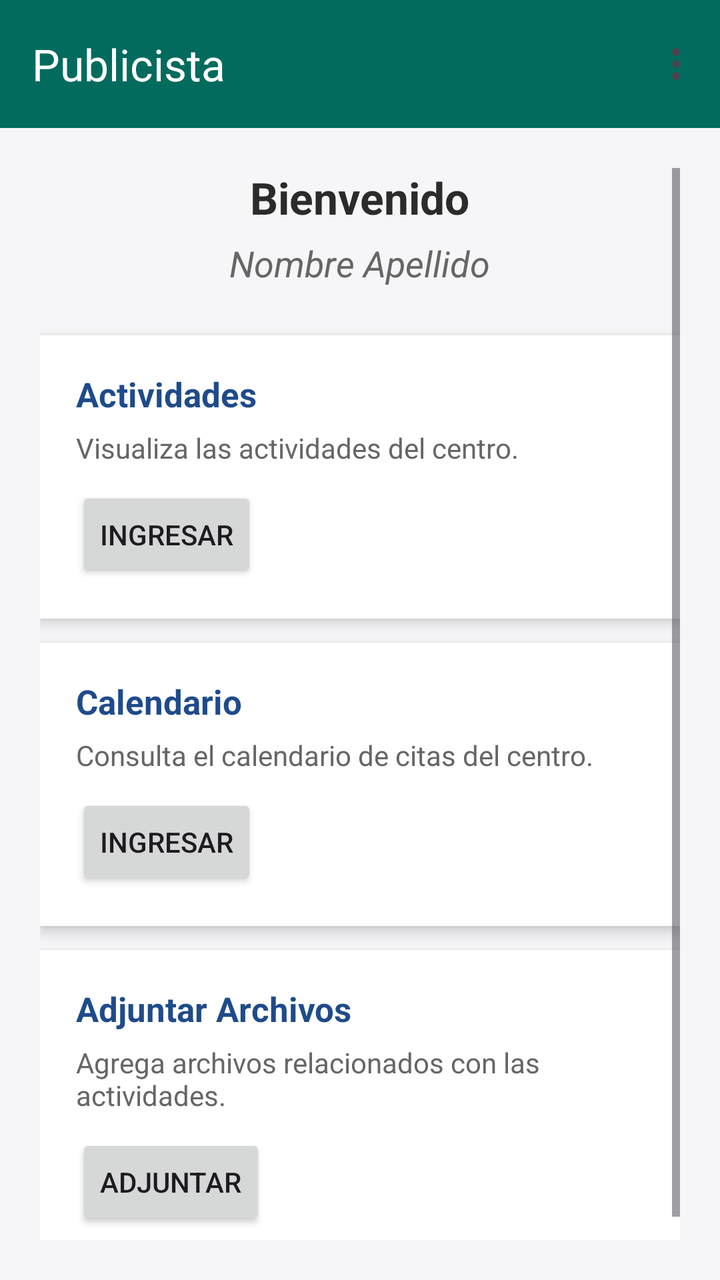
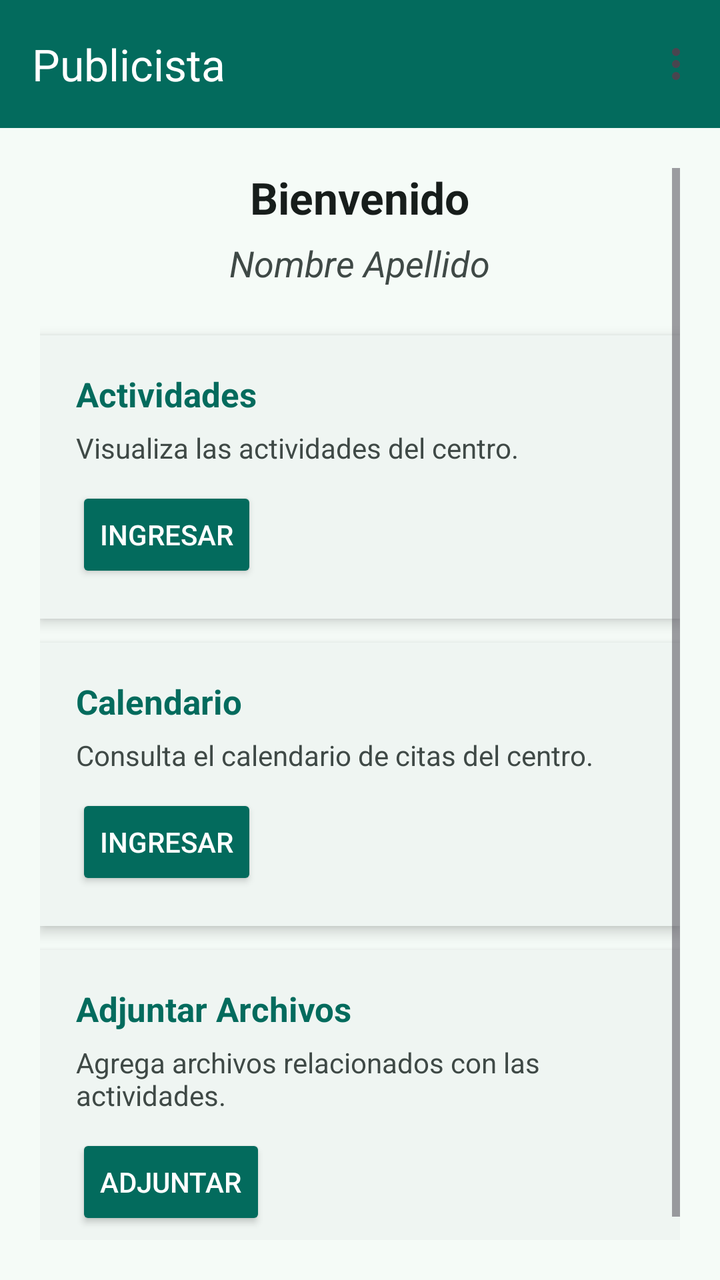

Compare the two renders of this Android layout. The source of the first and the diff that turns it into the second are given below.
<!-- AndroidManifest.xml: application theme AppTheme -->
<!-- res/layout/activity_publicista.xml -->
<?xml version="1.0" encoding="utf-8"?>
<LinearLayout xmlns:android="http://schemas.android.com/apk/res/android"
    xmlns:app="http://schemas.android.com/apk/res-auto"
    xmlns:tools="http://schemas.android.com/tools"
    android:layout_width="match_parent"
    android:layout_height="match_parent"
    android:orientation="vertical"
    android:fitsSystemWindows="true"
    tools:context=".publicista.PublicistaActivity">

    
    <com.google.android.material.appbar.AppBarLayout
        android:layout_width="match_parent"
        android:layout_height="wrap_content"
        android:fitsSystemWindows="true">

        <com.google.android.material.appbar.MaterialToolbar
            android:id="@+id/toolbar"
            android:layout_width="match_parent"
            android:layout_height="?attr/actionBarSize"
            android:background="@color/colorPrimary"
            android:elevation="4dp"
            app:title="Publicista"
            app:titleTextColor="@android:color/white"
            app:menu="@menu/menu_user_options" />

    </com.google.android.material.appbar.AppBarLayout>

    <ScrollView
        android:layout_width="match_parent"
        android:layout_height="match_parent"
        android:padding="20dp"
        android:background="#F6F6F8">

        <LinearLayout
            android:layout_width="match_parent"
            android:layout_height="wrap_content"
            android:orientation="vertical"
            android:gravity="center_horizontal">

            
            <TextView
                android:id="@+id/txtBienvenida"
                android:layout_width="wrap_content"
                android:layout_height="wrap_content"
                android:text="Bienvenido"
                android:textSize="22sp"
                android:textStyle="bold"
                android:textColor="#2B2B2B"
                android:paddingBottom="6dp"/>

            
            <TextView
                android:id="@+id/txtNombreUsuario"
                android:layout_width="wrap_content"
                android:layout_height="wrap_content"
                android:text="Nombre Apellido"
                android:textSize="18sp"
                android:textStyle="italic"
                android:textColor="#666666"
                android:paddingBottom="24dp"/>

            
            <LinearLayout
                android:id="@+id/cardActividades"
                android:layout_width="match_parent"
                android:layout_height="wrap_content"
                android:orientation="vertical"
                android:padding="18dp"
                android:layout_marginBottom="12dp"
                android:background="#FFFFFF"
                android:elevation="4dp">

                <TextView
                    android:layout_width="wrap_content"
                    android:layout_height="wrap_content"
                    android:text="Actividades"
                    android:textSize="17sp"
                    android:textStyle="bold"
                    android:textColor="#1F4B8B"/>

                <TextView
                    android:layout_width="wrap_content"
                    android:layout_height="wrap_content"
                    android:text="Visualiza las actividades del centro."
                    android:textSize="14sp"
                    android:textColor="#666666"
                    android:paddingTop="6dp"
                    android:paddingBottom="10dp"/>

                <Button
                    android:id="@+id/btnActividades"
                    android:layout_width="wrap_content"
                    android:layout_height="wrap_content"
                    android:text="Ingresar" />
            </LinearLayout>

            
            <LinearLayout
                android:id="@+id/cardCalendario"
                android:layout_width="match_parent"
                android:layout_height="wrap_content"
                android:orientation="vertical"
                android:padding="18dp"
                android:layout_marginBottom="12dp"
                android:background="#FFFFFF"
                android:elevation="4dp">

                <TextView
                    android:layout_width="wrap_content"
                    android:layout_height="wrap_content"
                    android:text="Calendario"
                    android:textSize="17sp"
                    android:textStyle="bold"
                    android:textColor="#1F4B8B"/>

                <TextView
                    android:layout_width="wrap_content"
                    android:layout_height="wrap_content"
                    android:text="Consulta el calendario de citas del centro."
                    android:textSize="14sp"
                    android:textColor="#666666"
                    android:paddingTop="6dp"
                    android:paddingBottom="10dp"/>

                <Button
                    android:id="@+id/btnCalendario"
                    android:layout_width="wrap_content"
                    android:layout_height="wrap_content"
                    android:text="Ingresar" />
            </LinearLayout>

            
            <LinearLayout
                android:id="@+id/cardAdjuntar"
                android:layout_width="match_parent"
                android:layout_height="wrap_content"
                android:orientation="vertical"
                android:padding="18dp"
                android:layout_marginBottom="20dp"
                android:background="#FFFFFF"
                android:elevation="4dp">

                <TextView
                    android:layout_width="wrap_content"
                    android:layout_height="wrap_content"
                    android:text="Adjuntar Archivos"
                    android:textSize="17sp"
                    android:textStyle="bold"
                    android:textColor="#1F4B8B"/>

                <TextView
                    android:layout_width="wrap_content"
                    android:layout_height="wrap_content"
                    android:text="Agrega archivos relacionados con las actividades."
                    android:textSize="14sp"
                    android:textColor="#666666"
                    android:paddingTop="6dp"
                    android:paddingBottom="10dp"/>

                <Button
                    android:id="@+id/btnAdjuntar"
                    android:layout_width="wrap_content"
                    android:layout_height="wrap_content"
                    android:text="Adjuntar" />
            </LinearLayout>

        </LinearLayout>
    </ScrollView>
</LinearLayout>
<!-- resources referenced by this layout -->
<resources>
  <color name="colorPrimary">@color/md_theme_primary</color>
  <color name="md_theme_primary">#036B5D</color>
  <color name="md_theme_onPrimary">#FFFFFF</color>
  <color name="md_theme_primaryContainer">#9FF2E0</color>
  <color name="md_theme_onPrimaryContainer">#005045</color>
  <color name="md_theme_secondary">#016B5D</color>
  <color name="md_theme_onSecondary">#FFFFFF</color>
  <color name="md_theme_secondaryContainer">#9FF2E1</color>
  <color name="md_theme_onSecondaryContainer">#005046</color>
  <color name="md_theme_tertiary">#016B5D</color>
  <color name="md_theme_onTertiary">#FFFFFF</color>
  <color name="md_theme_tertiaryContainer">#9FF2E1</color>
  <color name="md_theme_onTertiaryContainer">#005046</color>
  <color name="md_theme_error">#BA1A1A</color>
  <color name="md_theme_onError">#FFFFFF</color>
  <color name="md_theme_errorContainer">#FFDAD6</color>
  <color name="md_theme_onErrorContainer">#93000A</color>
  <color name="md_theme_background">#F5FBF7</color>
  <color name="md_theme_onBackground">#171D1B</color>
  <color name="md_theme_surface">#F5FBF7</color>
  <color name="md_theme_onSurface">#171D1B</color>
  <color name="md_theme_surfaceVariant">#DAE5E1</color>
  <color name="md_theme_onSurfaceVariant">#3F4946</color>
  <color name="md_theme_outline">#6F7976</color>
  <color name="md_theme_outlineVariant">#BEC9C5</color>
  <color name="md_theme_inverseSurface">#2B3230</color>
  <color name="md_theme_inverseOnSurface">#ECF2EF</color>
  <color name="md_theme_inversePrimary">#84D5C4</color>
  <color name="md_theme_primaryFixed">#9FF2E0</color>
  <color name="md_theme_onPrimaryFixed">#00201B</color>
  <color name="md_theme_primaryFixedDim">#84D5C4</color>
  <color name="md_theme_onPrimaryFixedVariant">#005045</color>
  <color name="md_theme_secondaryFixed">#9FF2E1</color>
  <color name="md_theme_onSecondaryFixed">#00201B</color>
  <color name="md_theme_secondaryFixedDim">#83D5C5</color>
  <color name="md_theme_onSecondaryFixedVariant">#005046</color>
  <color name="md_theme_tertiaryFixed">#9FF2E1</color>
  <color name="md_theme_onTertiaryFixed">#00201B</color>
  <color name="md_theme_tertiaryFixedDim">#83D5C5</color>
  <color name="md_theme_onTertiaryFixedVariant">#005046</color>
  <color name="md_theme_surfaceDim">#D5DBD8</color>
  <color name="md_theme_surfaceBright">#F5FBF7</color>
  <color name="md_theme_surfaceContainerLowest">#FFFFFF</color>
  <color name="md_theme_surfaceContainerLow">#EFF5F2</color>
  <color name="md_theme_surfaceContainer">#E9EFEC</color>
  <color name="md_theme_surfaceContainerHigh">#E3EAE6</color>
  <color name="md_theme_surfaceContainerHighest">#DEE4E1</color>
  <!-- unchanged entries left out for length: 1 -->
</resources>

<!-- the commit's change to res/layout/activity_publicista.xml (unified diff, before → after) -->
@@ -2,10 +2,10 @@
 <LinearLayout xmlns:android="http://schemas.android.com/apk/res/android"
     xmlns:app="http://schemas.android.com/apk/res-auto"
     xmlns:tools="http://schemas.android.com/tools"
+    android:id="@+id/root_container"
     android:layout_width="match_parent"
     android:layout_height="match_parent"
     android:orientation="vertical"
-    android:fitsSystemWindows="true"
     tools:context=".publicista.PublicistaActivity">
 
     
@@ -18,10 +18,10 @@
             android:id="@+id/toolbar"
             android:layout_width="match_parent"
             android:layout_height="?attr/actionBarSize"
-            android:background="@color/colorPrimary"
+            android:background="?attr/colorPrimary"
             android:elevation="4dp"
             app:title="Publicista"
-            app:titleTextColor="@android:color/white"
+            app:titleTextColor="?attr/colorOnPrimary"
             app:menu="@menu/menu_user_options" />
 
     </com.google.android.material.appbar.AppBarLayout>
@@ -30,7 +30,7 @@
         android:layout_width="match_parent"
         android:layout_height="match_parent"
         android:padding="20dp"
-        android:background="#F6F6F8">
+        android:background="?attr/colorSurface">
 
         <LinearLayout
             android:layout_width="match_parent"
@@ -46,7 +46,7 @@
                 android:text="Bienvenido"
                 android:textSize="22sp"
                 android:textStyle="bold"
-                android:textColor="#2B2B2B"
+                android:textColor="?attr/colorOnSurface"
                 android:paddingBottom="6dp"/>
 
             
@@ -57,7 +57,7 @@
                 android:text="Nombre Apellido"
                 android:textSize="18sp"
                 android:textStyle="italic"
-                android:textColor="#666666"
+                android:textColor="?attr/colorOnSurfaceVariant"
                 android:paddingBottom="24dp"/>
 
             
@@ -68,7 +68,7 @@
                 android:orientation="vertical"
                 android:padding="18dp"
                 android:layout_marginBottom="12dp"
-                android:background="#FFFFFF"
+                android:background="@color/md_theme_surfaceContainerLow"
                 android:elevation="4dp">
 
                 <TextView
@@ -77,14 +77,14 @@
                     android:text="Actividades"
                     android:textSize="17sp"
                     android:textStyle="bold"
-                    android:textColor="#1F4B8B"/>
+                    android:textColor="?attr/colorPrimary"/>
 
                 <TextView
                     android:layout_width="wrap_content"
                     android:layout_height="wrap_content"
                     android:text="Visualiza las actividades del centro."
                     android:textSize="14sp"
-                    android:textColor="#666666"
+                    android:textColor="?attr/colorOnSurfaceVariant"
                     android:paddingTop="6dp"
                     android:paddingBottom="10dp"/>
 
@@ -92,6 +92,8 @@
                     android:id="@+id/btnActividades"
                     android:layout_width="wrap_content"
                     android:layout_height="wrap_content"
+                    android:backgroundTint="?attr/colorPrimary"
+                    android:textColor="?attr/colorOnPrimary"
                     android:text="Ingresar" />
             </LinearLayout>
 
@@ -103,7 +105,7 @@
                 android:orientation="vertical"
                 android:padding="18dp"
                 android:layout_marginBottom="12dp"
-                android:background="#FFFFFF"
+                android:background="@color/md_theme_surfaceContainerLow"
                 android:elevation="4dp">
 
                 <TextView
@@ -112,14 +114,14 @@
                     android:text="Calendario"
                     android:textSize="17sp"
                     android:textStyle="bold"
-                    android:textColor="#1F4B8B"/>
+                    android:textColor="?attr/colorPrimary"/>
 
                 <TextView
                     android:layout_width="wrap_content"
                     android:layout_height="wrap_content"
                     android:text="Consulta el calendario de citas del centro."
                     android:textSize="14sp"
-                    android:textColor="#666666"
+                    android:textColor="?attr/colorOnSurfaceVariant"
                     android:paddingTop="6dp"
                     android:paddingBottom="10dp"/>
 
@@ -127,6 +129,8 @@
                     android:id="@+id/btnCalendario"
                     android:layout_width="wrap_content"
                     android:layout_height="wrap_content"
+                    android:backgroundTint="?attr/colorPrimary"
+                    android:textColor="?attr/colorOnPrimary"
                     android:text="Ingresar" />
             </LinearLayout>
 
@@ -138,7 +142,7 @@
                 android:orientation="vertical"
                 android:padding="18dp"
                 android:layout_marginBottom="20dp"
-                android:background="#FFFFFF"
+                android:background="@color/md_theme_surfaceContainerLow"
                 android:elevation="4dp">
 
                 <TextView
@@ -147,14 +151,14 @@
                     android:text="Adjuntar Archivos"
                     android:textSize="17sp"
                     android:textStyle="bold"
-                    android:textColor="#1F4B8B"/>
+                    android:textColor="?attr/colorPrimary"/>
 
                 <TextView
                     android:layout_width="wrap_content"
                     android:layout_height="wrap_content"
                     android:text="Agrega archivos relacionados con las actividades."
                     android:textSize="14sp"
-                    android:textColor="#666666"
+                    android:textColor="?attr/colorOnSurfaceVariant"
                     android:paddingTop="6dp"
                     android:paddingBottom="10dp"/>
 
@@ -162,6 +166,8 @@
                     android:id="@+id/btnAdjuntar"
                     android:layout_width="wrap_content"
                     android:layout_height="wrap_content"
+                    android:backgroundTint="?attr/colorPrimary"
+                    android:textColor="?attr/colorOnPrimary"
                     android:text="Adjuntar" />
             </LinearLayout>
 
<!-- resource entries referenced after the edit -->
@@ -1,6 +1,5 @@
 <!-- resources referenced by this layout -->
 <resources>
-  <color name="colorPrimary">@color/md_theme_primary</color>
   <color name="md_theme_primary">#036B5D</color>
   <color name="md_theme_onPrimary">#FFFFFF</color>
   <color name="md_theme_primaryContainer">#9FF2E0</color>
